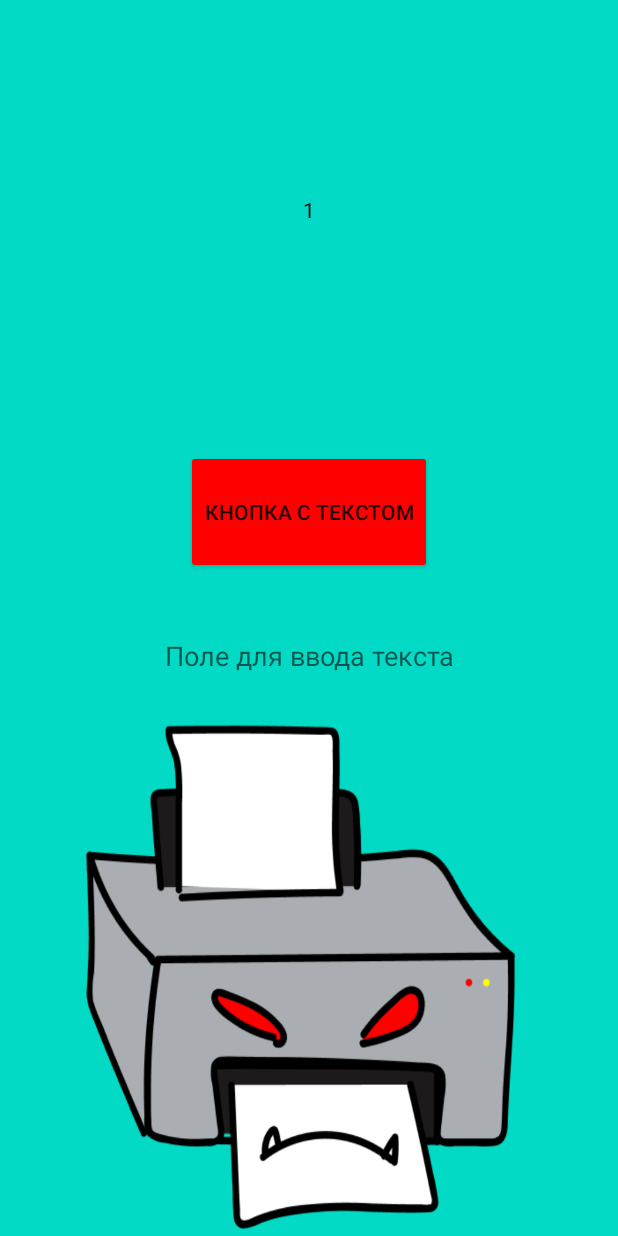
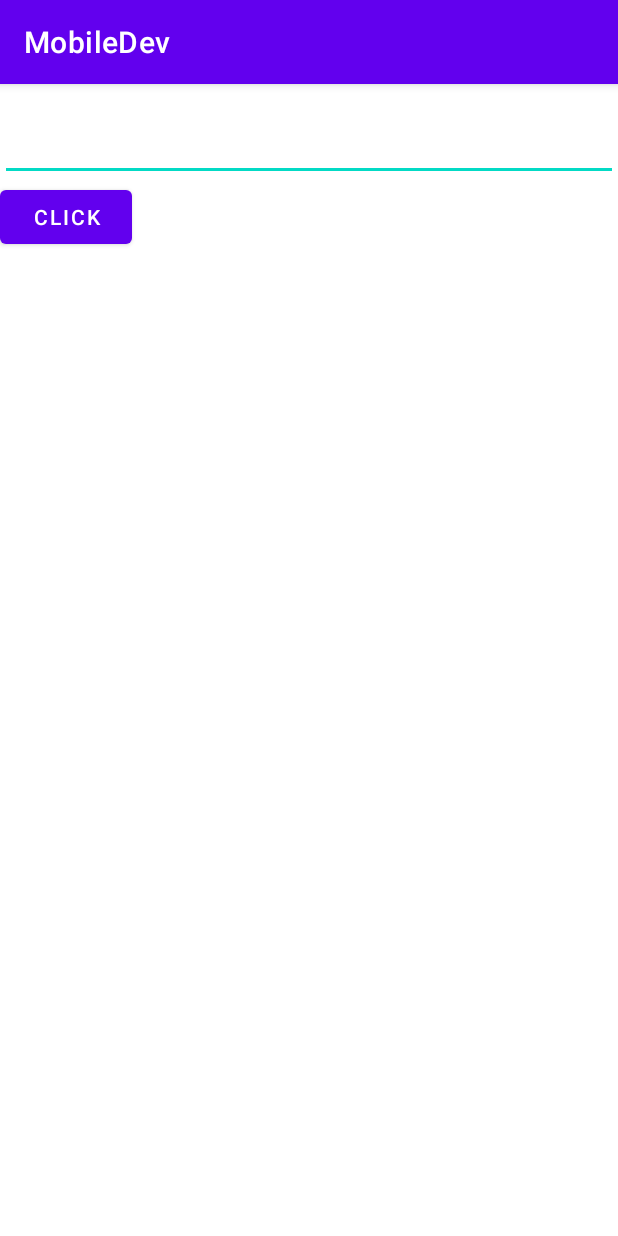
Before and after one commit to LuminescentNebula/MobileDev, an Android app: the screen it shows after launch (MainActivity), on a phone screen of 412 x 824 dp. Run offline under Robolectric (Android 15) with nearby library versions, the light colour scheme and no system bars.

Commit message:
Practice 9

```diff
--- a/app/build.gradle
+++ b/app/build.gradle
@@ -29,9 +29,8 @@ android {
 }
 
 dependencies {
-
     implementation 'androidx.appcompat:appcompat:1.6.1'
-    implementation 'com.google.android.material:material:1.8.0'
+    implementation 'com.google.android.material:material:1.9.0'
     implementation 'androidx.constraintlayout:constraintlayout:2.1.4'
     testImplementation 'junit:junit:4.13.2'
     androidTestImplementation 'androidx.test.ext:junit:1.1.5'
--- a/app/src/main/java/com/mirea/mobiledev/FirstFragment.java
+++ /dev/null
@@ -1,89 +0,0 @@
-package com.mirea.mobiledev;
-
-import android.os.Bundle;
-import android.util.Log;
-import android.view.LayoutInflater;
-import android.view.View;
-import android.view.ViewGroup;
-import android.widget.Button;
-import android.widget.ImageView;
-import android.widget.TextView;
-import android.widget.Toast;
-
-import androidx.annotation.NonNull;
-import androidx.annotation.Nullable;
-import androidx.fragment.app.Fragment;
-import androidx.fragment.app.FragmentActivity;
-import androidx.fragment.app.FragmentResultListener;
-
-public class FirstFragment extends Fragment {
-    private final String TAG = "FRAGMENT1";
-    View view;
-    public FirstFragment(){
-    }
-
-    @Override
-    public void onCreate(@Nullable Bundle savedInstanceState) {
-        Log.v(TAG,"onCreate");
-        Toast.makeText(getContext(), "onCreate", Toast.LENGTH_SHORT).show();
-        super.onCreate(savedInstanceState);
-    }
-
-    @Override
-    public View onCreateView(LayoutInflater inflater,
-                             ViewGroup container, Bundle savedInstanceState) {
-        view= inflater.inflate(R.layout.linear_layout, container, false);
-        Bundle bundle = this.getArguments();
-
-        Button myButton = view.findViewById(R.id.linear_button);
-        myButton.setOnClickListener(v -> {
-            if (bundle != null) {
-                bundle.putInt("some_int", bundle.getInt("some_int", 0) + 1);
-                getParentFragmentManager().setFragmentResult("fromFirst", bundle);
-            }
-        });
-        return view;
-
-    }
-
-    @Override
-    public void onStart() {
-        Log.v(TAG,"onStart");
-        Toast.makeText(getContext(), "onStart", Toast.LENGTH_SHORT).show();
-        super.onStart();
-
-        Bundle bundle = this.getArguments();
-        if (bundle != null) {
-            TextView v = view.findViewById(R.id.linear_text);
-            v.setText(String.valueOf(bundle.getInt("some_int",0)));
-        }
-    }
-
-    @Override
-    public void onResume() {
-        Log.v(TAG,"onResume");
-        Toast.makeText(getContext(), "onResume", Toast.LENGTH_SHORT).show();
-        super.onResume();
-    }
-
-    @Override
-    public void onPause() {
-        Log.v(TAG,"onPause");
-        Toast.makeText(getContext(), "onPause", Toast.LENGTH_SHORT).show();
-        super.onPause();
-    }
-
-    @Override
-    public void onStop() {
-        Log.v(TAG,"onStop");
-        Toast.makeText(getContext(), "onStop", Toast.LENGTH_SHORT).show();
-        super.onStop();
-    }
-
-    @Override
-    public void onDestroy() {
-        Log.v(TAG,"onDestroy");
-        Toast.makeText(getContext(), "onDestroy", Toast.LENGTH_SHORT).show();
-        super.onDestroy();
-    }
-}
--- a/app/src/main/java/com/mirea/mobiledev/MainActivity.java
+++ b/app/src/main/java/com/mirea/mobiledev/MainActivity.java
@@ -1,11 +1,17 @@
 package com.mirea.mobiledev;
 
+import android.content.Intent;
+import android.net.Uri;
 import android.os.Bundle;
 import android.util.Log;
+import android.view.View;
+import android.widget.Button;
+import android.widget.EditText;
+import android.widget.TextView;
 
-import androidx.fragment.app.FragmentActivity;
+import androidx.appcompat.app.AppCompatActivity;
 
-public class MainActivity extends FragmentActivity {
+public class MainActivity extends AppCompatActivity {
 
     private final String TAG = "onTag";
 
@@ -14,38 +20,27 @@ public class MainActivity extends FragmentActivity {
         super.onCreate(savedInstanceState);
         setContentView(R.layout.main_activity);
 
-        if (savedInstanceState == null) {
-            Bundle bundle = new Bundle();
-            bundle.putInt("some_int", 1);
-            getSupportFragmentManager().beginTransaction()
-                    .setReorderingAllowed(true)
-                    .replace(R.id.fragment_container_view,
-                            FirstFragment.class, bundle)
-                    .commit();
+        Button button = findViewById(R.id.button);
+        TextView textView = findViewById(R.id.text);
+        EditText editText = findViewById(R.id.edit);
+
+        Intent intent = getIntent();
+        String type = intent.getType();
+
+        if ("text/plain".equals(type)) {
+           String receivedText = intent.getStringExtra(Intent.EXTRA_TEXT);
+            Log.d("TAG",receivedText);
+            textView.setText(receivedText);
         }
 
-        getSupportFragmentManager().setFragmentResultListener("fromFirst", this, (requestKey, bundle) -> {
-            Integer result = bundle.getInt("some_int", 0);
-            Log.i(TAG, String.valueOf(result));
-            Log.i(TAG, getSupportFragmentManager().getFragments().toString());
-            getSupportFragmentManager().popBackStack();
-            getSupportFragmentManager().beginTransaction()
-                    .setReorderingAllowed(true)
-                    .replace(R.id.fragment_container_view,
-                            SecondFragment.class, bundle)
-                    .commit();
+        button.setOnClickListener(v -> {
+            String shareText = String.valueOf(editText.getText());
 
-        });
-
-        getSupportFragmentManager().setFragmentResultListener("fromSecond", this, (requestKey, bundle) -> {
-            Integer result = bundle.getInt("some_int", 0);
-            Log.i(TAG, String.valueOf(result));
-            Log.i(TAG, getSupportFragmentManager().getFragments().toString());
-            getSupportFragmentManager().beginTransaction()
-                    .setReorderingAllowed(true)
-                    .add(R.id.fragment_container_view,
-                            FirstFragment.class, bundle)
-                    .commit();
+            Intent sharingIntent = new Intent();
+            sharingIntent.setType(Intent.ACTION_SEND);
+            sharingIntent.setType("text/plain");
+            sharingIntent.putExtra(Intent.EXTRA_TEXT, shareText);
+            startActivity(Intent.createChooser(sharingIntent, "Поделиться с помощью"));
         });
     }
 }
--- a/app/src/main/res/layout/linear_layout.xml
+++ /dev/null
@@ -1,36 +0,0 @@
-<?xml version="1.0" encoding="utf-8"?>
-<android.widget.LinearLayout xmlns:android="http://schemas.android.com/apk/res/android"
-    android:layout_width="match_parent"
-    android:layout_height="match_parent"
-    android:orientation="vertical"
-    android:gravity="center"
-    android:background="@color/teal_200">
-    <TextView
-        android:id="@+id/linear_text"
-        android:text="@string/field"
-        android:gravity="center"
-        android:textColor="@color/black"
-        android:layout_width="wrap_content"
-        android:layout_height="@dimen/zero"
-        android:layout_weight="0.8"/>
-    <Button
-        android:text="@string/btn"
-        android:id="@+id/linear_button"
-        android:layout_margin="20dp"
-        android:backgroundTint="@color/red"
-        android:layout_width="wrap_content"
-        android:layout_height="wrap_content"
-        android:layout_weight="0.1"/>
-    <EditText
-        android:hint="@string/input"
-        android:gravity="center"
-        android:layout_width="wrap_content"
-        android:layout_height="@dimen/zero"
-        android:layout_weight="0.2"/>
-    <ImageView
-        android:background="@drawable/printer"
-        android:layout_width="wrap_content"
-        android:layout_height="@dimen/zero"
-        android:layout_weight="1"/>
-
-</android.widget.LinearLayout>
--- a/app/src/main/res/layout/main_activity.xml
+++ b/app/src/main/res/layout/main_activity.xml
@@ -1,11 +1,19 @@
 <?xml version="1.0" encoding="utf-8"?>
-<androidx.constraintlayout.widget.ConstraintLayout xmlns:android="http://schemas.android.com/apk/res/android"
+<LinearLayout xmlns:android="http://schemas.android.com/apk/res/android"
     android:layout_width="match_parent"
-    android:layout_height="match_parent">
-
-    <androidx.fragment.app.FragmentContainerView
-        android:id="@+id/fragment_container_view"
+    android:layout_height="match_parent"
+    android:orientation="vertical">
+    <TextView
+        android:id="@+id/text"
         android:layout_width="match_parent"
-        android:layout_height="match_parent"/>
-
-</androidx.constraintlayout.widget.ConstraintLayout>
+        android:layout_height="wrap_content"/>
+    <EditText
+        android:id="@+id/edit"
+        android:layout_width="match_parent"
+        android:layout_height="wrap_content"/>
+    <Button
+        android:id="@+id/button"
+        android:layout_width="wrap_content"
+        android:layout_height="wrap_content"
+        android:text="Click" />
+</LinearLayout>
```
Also changed, not shown: app/src/main/AndroidManifest.xml (+7 -1 lines), app/src/main/java/com/mirea/mobiledev/SecondFragment.java (deleted, +0 -85 lines), app/src/main/res/layout/constraint_layout.xml (deleted, +0 -59 lines), app/src/main/res/layout/relative_layout.xml (deleted, +0 -34 lines).
